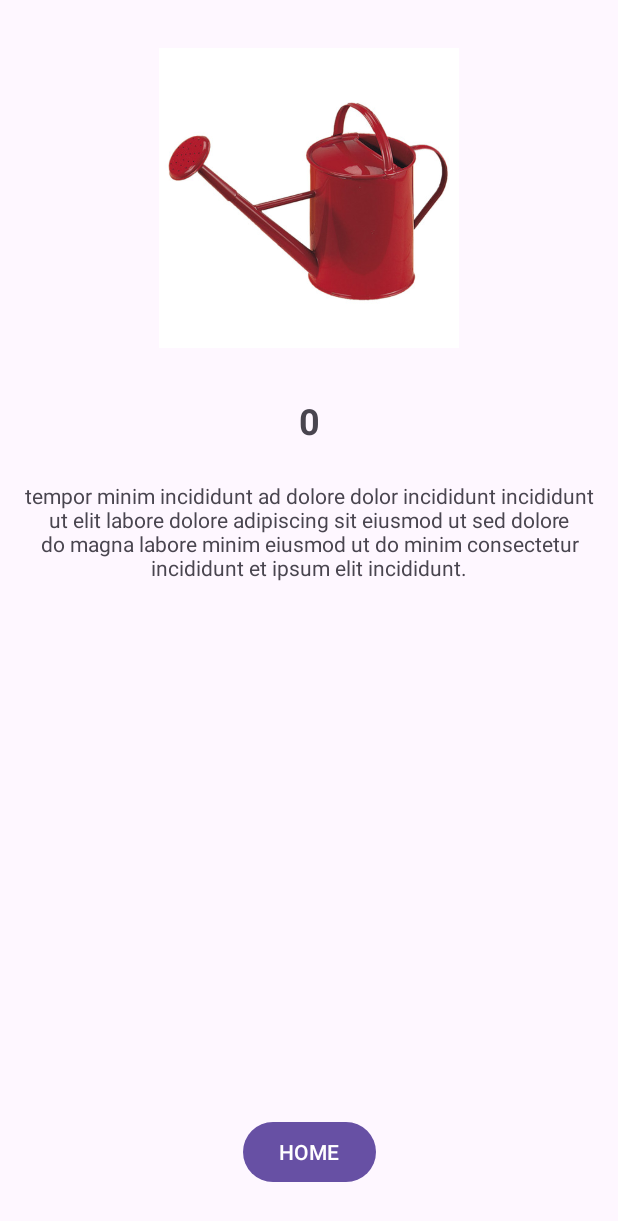
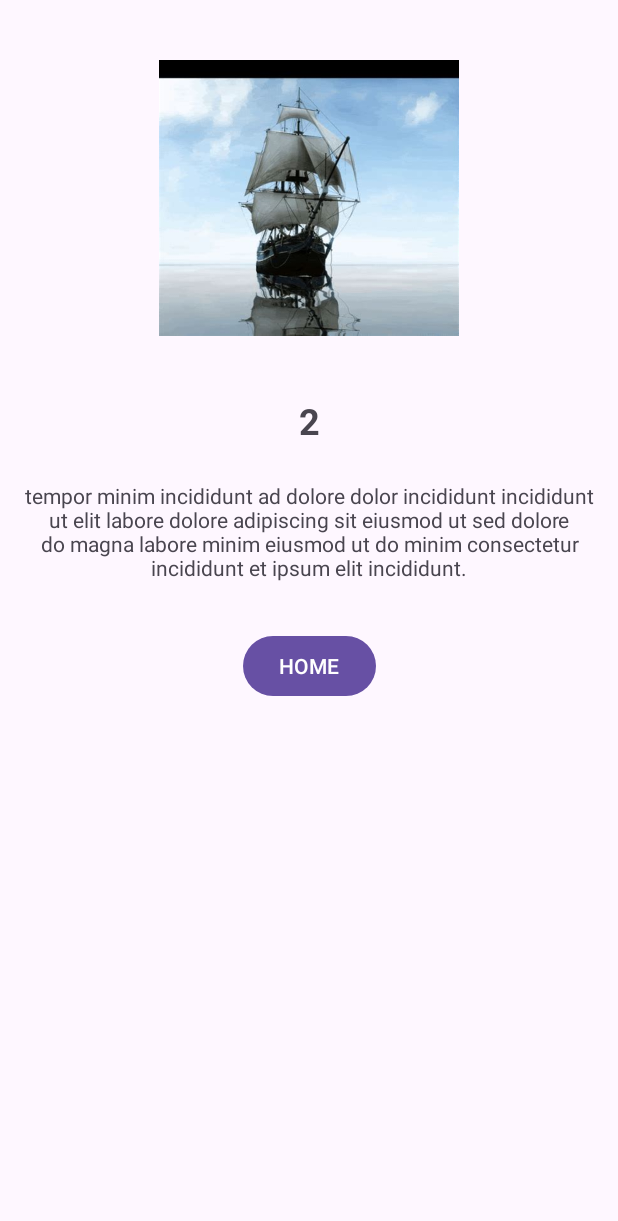
Before and after one commit to ChromeSD22159/android-playground, an Android app: the screen it shows after launch (MainActivity), after a tap on an icon or button, on a phone screen of 412 x 824 dp. Shown: the top 1221 px of the screen. Run offline under Robolectric (Android 15) with nearby library versions, the light colour scheme and no system bars; our stand-ins replace navigation-ui.

Commit message:
Setup for bottomNavigationView

```diff
--- a/app/src/main/java/syntax/com/playground/MainActivity.kt
+++ b/app/src/main/java/syntax/com/playground/MainActivity.kt
@@ -6,6 +6,8 @@ import android.window.OnBackInvokedDispatcher
 import androidx.activity.OnBackPressedCallback
 import androidx.navigation.Navigation.findNavController
 import androidx.navigation.findNavController
+import androidx.navigation.fragment.NavHostFragment
+import androidx.navigation.ui.setupWithNavController
 import syntax.com.playground.databinding.ActivityMainBinding
 
 class MainActivity : AppCompatActivity() {
@@ -17,7 +19,7 @@ class MainActivity : AppCompatActivity() {
         binding = ActivityMainBinding.inflate(layoutInflater)
         setContentView(binding.root)
 
-        val callback = object  : OnBackPressedCallback(true) {
+        val callback = object : OnBackPressedCallback(true) {
             override fun handleOnBackPressed() {
                 binding.fragmentContainerView.findNavController().navigateUp()
             }
--- a/app/src/main/java/syntax/com/playground/adapter/ArticleAdapter.kt
+++ b/app/src/main/java/syntax/com/playground/adapter/ArticleAdapter.kt
@@ -8,8 +8,8 @@ import androidx.recyclerview.widget.RecyclerView.ViewHolder
 import syntax.com.playground.data.model.Article
 import syntax.com.playground.databinding.ListCanItemBinding
 import syntax.com.playground.databinding.ListShipItemBinding
-import syntax.com.playground.ui.ArticleDetailFragmentDirections
-import syntax.com.playground.ui.ArticleListFragmentDirections
+import syntax.com.playground.ui.CanListFragmentDirections
+import syntax.com.playground.ui.ShipListFragmentDirections
 
 const val POSITION = "POSITION"
 const val IMAGEREF = "IMAGEREF"
@@ -60,7 +60,13 @@ class ArticleAdapter(
                 val imageRef = article.image
                 val position = position
                 val articleDescription = article.text
-                holder.itemView.findNavController().navigate(ArticleListFragmentDirections.actionArticleListFragmentToArticleDetailFragment(imageRef, position, articleDescription))
+                holder
+                    .itemView
+                    .findNavController()
+                    .navigate(
+                        ShipListFragmentDirections.actionShipListFragmentToArticleDetailFragment(
+                            imageRef,
+                            position, articleDescription))
             }
 
         } else if (holder is CanItemViewHolder) {
@@ -72,7 +78,7 @@ class ArticleAdapter(
                 val imageRef = article.image
                 val position = position
                 val articleDescription = article.text
-                holder.itemView.findNavController().navigate(ArticleListFragmentDirections.actionArticleListFragmentToArticleDetailFragment(imageRef, position, articleDescription))
+                holder.itemView.findNavController().navigate(CanListFragmentDirections.actionCanListFragmentToArticleDetailFragment(imageRef, position, articleDescription))
             }
         }
     }
--- a/app/src/main/java/syntax/com/playground/data/DataSource.kt
+++ b/app/src/main/java/syntax/com/playground/data/DataSource.kt
@@ -13,6 +13,24 @@ class DataSource {
         for (index in 0..count) {
             randomsArticles.add(allCans[(0..allCans.size -1).random()])
             randomsArticles.add(allShips[(0..allShips.size -1).random()])
+        }
+        return randomsArticles.shuffled()
+    }
+
+    fun loadShips(count: Int = 100): List<Article> {
+        var randomsArticles = mutableListOf<Article>()
+        val allShips = listOfAllShips()
+        for (index in 0..count) {
+            randomsArticles.add(allShips[(0..allShips.size -1).random()])
+        }
+        return randomsArticles.shuffled()
+    }
+
+    fun loadCans(count: Int = 100): List<Article> {
+        var randomsArticles = mutableListOf<Article>()
+        val allCans = listOfAllCans()
+        for (index in 0..count) {
+            randomsArticles.add(allCans[(0..allCans.size -1).random()])
         }
         return randomsArticles.shuffled()
     }
--- a/app/src/main/java/syntax/com/playground/ui/ArticleListFragment.kt
+++ b/app/src/main/java/syntax/com/playground/ui/CanListFragment.kt
@@ -9,10 +9,9 @@ import syntax.com.playground.adapter.ArticleAdapter
 import syntax.com.playground.data.DataSource
 import syntax.com.playground.databinding.ArticleListFragmentBinding
 
-class ArticleListFragment: Fragment() {
-
+class CanListFragment: Fragment() {
     private lateinit var binding: ArticleListFragmentBinding
-    private val articleList = DataSource().loadArticels(10000)
+    private val canList = DataSource().loadCans(69679)
     override fun onCreateView(
         inflater: LayoutInflater,
         container: ViewGroup?,
@@ -24,6 +23,6 @@ class ArticleListFragment: Fragment() {
 
     override fun onViewCreated(view: View, savedInstanceState: Bundle?) {
         super.onViewCreated(view, savedInstanceState)
-        binding.recyclerView.adapter = ArticleAdapter(articleList)
+        binding.recyclerView.adapter = ArticleAdapter(canList)
     }
 }
--- /dev/null
+++ b/app/src/main/java/syntax/com/playground/ui/ShipListFragment.kt
@@ -0,0 +1,29 @@
+package syntax.com.playground.ui
+
+import android.os.Bundle
+import android.view.LayoutInflater
+import android.view.View
+import android.view.ViewGroup
+import androidx.fragment.app.Fragment
+import syntax.com.playground.adapter.ArticleAdapter
+import syntax.com.playground.data.DataSource
+import syntax.com.playground.databinding.ArticleListFragmentBinding
+
+class ShipListFragment: Fragment() {
+
+    private lateinit var binding: ArticleListFragmentBinding
+    private val shipList = DataSource().loadShips(10000)
+    override fun onCreateView(
+        inflater: LayoutInflater,
+        container: ViewGroup?,
+        savedInstanceState: Bundle?
+    ): View? {
+        binding = ArticleListFragmentBinding.inflate(inflater)
+        return binding.root
+    }
+
+    override fun onViewCreated(view: View, savedInstanceState: Bundle?) {
+        super.onViewCreated(view, savedInstanceState)
+        binding.recyclerView.adapter = ArticleAdapter(shipList)
+    }
+}
--- a/app/src/main/res/layout/activity_main.xml
+++ b/app/src/main/res/layout/activity_main.xml
@@ -1,9 +1,9 @@
 <?xml version="1.0" encoding="utf-8"?>
 <androidx.constraintlayout.widget.ConstraintLayout xmlns:android="http://schemas.android.com/apk/res/android"
     xmlns:app="http://schemas.android.com/apk/res-auto"
+    xmlns:tools="http://schemas.android.com/tools"
     android:layout_width="match_parent"
     android:layout_height="match_parent"
-    xmlns:tools="http://schemas.android.com/tools"
     tools:context=".MainActivity">
 
 
@@ -17,4 +17,5 @@
         app:layout_constraintStart_toStartOf="parent"
         app:layout_constraintTop_toTopOf="parent"
         app:navGraph="@navigation/nav_graph" />
+
 </androidx.constraintlayout.widget.ConstraintLayout>
--- a/app/src/main/res/layout/fragment_article_detail.xml
+++ b/app/src/main/res/layout/fragment_article_detail.xml
@@ -36,12 +36,12 @@
         android:id="@+id/bt_home"
         android:layout_width="wrap_content"
         android:layout_height="wrap_content"
-        android:layout_marginBottom="32dp"
+        android:layout_marginTop="32dp"
         android:text="HOME"
-        app:layout_constraintBottom_toBottomOf="parent"
         app:layout_constraintEnd_toEndOf="parent"
         app:layout_constraintHorizontal_bias="0.5"
-        app:layout_constraintStart_toStartOf="parent" />
+        app:layout_constraintStart_toStartOf="parent"
+        app:layout_constraintTop_toBottomOf="@+id/tv_articleDetail" />
 
     <TextView
         android:id="@+id/tv_articleDetail"
--- a/app/src/main/res/navigation/nav_graph.xml
+++ b/app/src/main/res/navigation/nav_graph.xml
@@ -3,24 +3,13 @@
     xmlns:app="http://schemas.android.com/apk/res-auto"
     xmlns:tools="http://schemas.android.com/tools"
     android:id="@+id/nav_graph"
-    app:startDestination="@id/articleListFragment">
+    app:startDestination="@id/shipListFragment">
 
-    <fragment
-        android:id="@+id/articleListFragment"
-        android:name="syntax.com.playground.ui.ArticleListFragment"
-        android:label="ArticleListFragment" >
-        <action
-            android:id="@+id/action_articleListFragment_to_articleDetailFragment"
-            app:destination="@id/articleDetailFragment" />
-    </fragment>
     <fragment
         android:id="@+id/articleDetailFragment"
         android:name="syntax.com.playground.ui.ArticleDetailFragment"
         android:label="fragment_article_detail"
         tools:layout="@layout/fragment_article_detail" >
-        <action
-            android:id="@+id/action_articleDetailFragment_to_articleListFragment"
-            app:destination="@id/articleListFragment" />
         <argument
             android:name="IMAGEREF"
             app:argType="integer"
@@ -33,5 +22,27 @@
             android:name="DESCRIPTION"
             app:argType="string"
             android:defaultValue='""' />
+        <action
+            android:id="@+id/action_articleDetailFragment_to_shipListFragment"
+            app:destination="@id/shipListFragment" />
+        <action
+            android:id="@+id/action_articleDetailFragment_to_canListFragment"
+            app:destination="@id/canListFragment" />
+    </fragment>
+    <fragment
+        android:id="@+id/canListFragment"
+        android:name="syntax.com.playground.ui.CanListFragment"
+        android:label="CanFragment" >
+        <action
+            android:id="@+id/action_canListFragment_to_articleDetailFragment"
+            app:destination="@id/articleDetailFragment" />
+    </fragment>
+    <fragment
+        android:id="@+id/shipListFragment"
+        android:name="syntax.com.playground.ui.ShipListFragment"
+        android:label="ShipListFragment" >
+        <action
+            android:id="@+id/action_shipListFragment_to_articleDetailFragment"
+            app:destination="@id/articleDetailFragment" />
     </fragment>
 </navigation>
--- a/app/src/main/res/values/strings.xml
+++ b/app/src/main/res/values/strings.xml
@@ -5,4 +5,7 @@
     <string name="hello_blank_fragment">Hello blank fragment</string>
     <string name="home">HOME</string>
     <string name="share">SHARE</string>
+    <string name="ships">Ships</string>
+    <string name="cans">Cans</string>
+    <string name="warenkorb">WarenKorb</string>
 </resources>
```
Also changed, not shown: app/src/main/res/drawable/nav_can.png (added), app/src/main/res/drawable/nav_ship.png (added).
